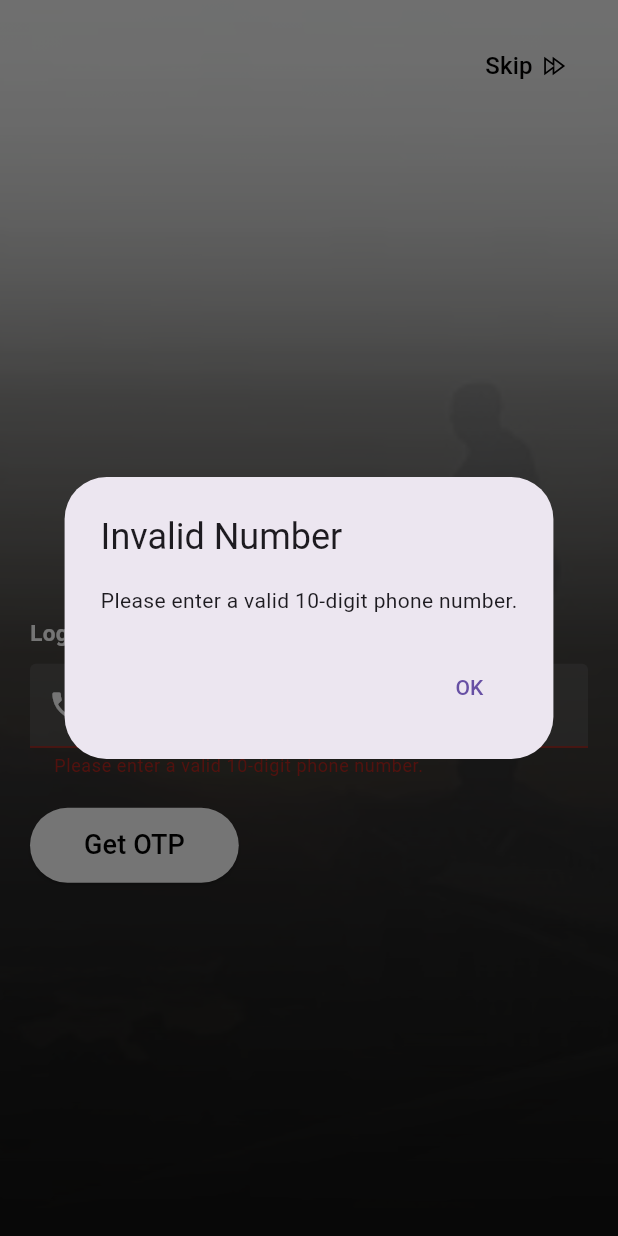
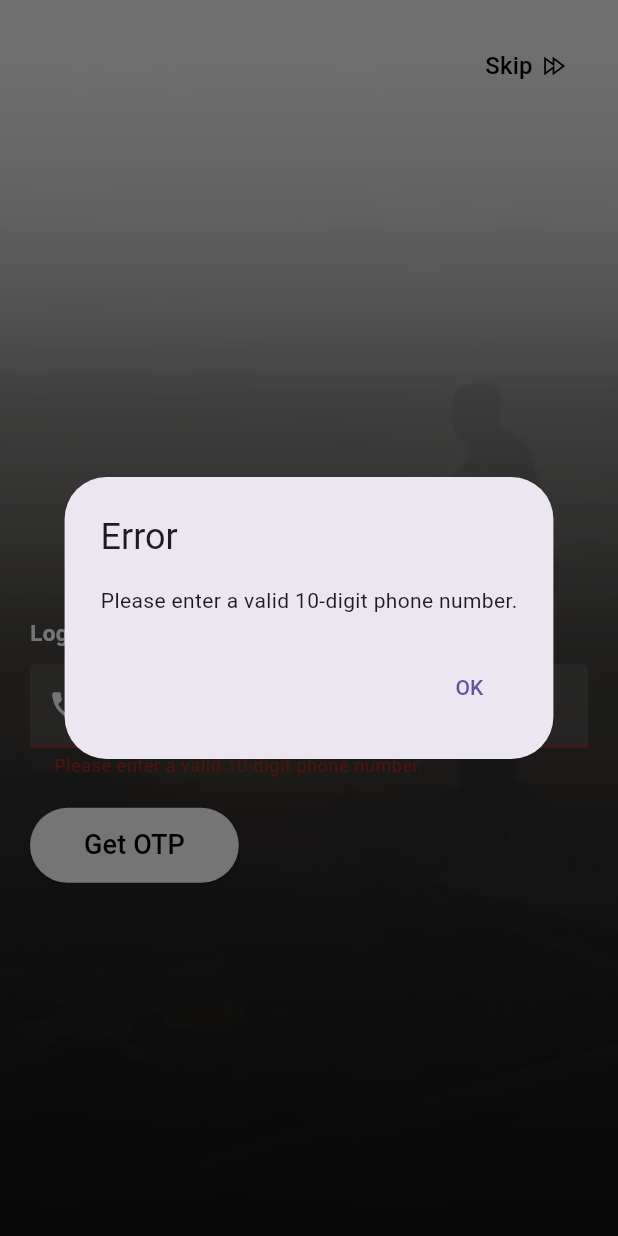
Before and after one commit to Kunal-63/NamoWaveAI, a Flutter app: the screen it shows after launch, after a tap on "Get OTP", on a phone screen of 412 x 824 dp. Run offline on Flutter 3.47's test engine with Material 3 defaults, Android fonts, the phone set to English and light mode, and no system bars; drawn by our look-alikes of carousel_slider; our stand-ins replace dotted_border, google_nav_bar, image_cropper, image_picker, line_awesome_flutter, pinput.

Commit message:
login fastapi done

```diff
--- a/lib/main.dart
+++ b/lib/main.dart
@@ -1,21 +1,15 @@
 import 'package:flutter/material.dart';
+
 import 'package:theog/pages/ProfilePicture.dart';
 import 'package:theog/pages/home_screen.dart';
-// import 'package:theog/pages/landing_screen.dart';
-// import 'package:theog/pages/landing_screen.dart';
+
 import 'package:theog/pages/login.dart';
 import 'package:theog/pages/otp.dart';
 import 'package:theog/pages/ProfileScreenWidget.dart';
 import 'package:theog/pages/register_screen.dart';
 import 'package:theog/pages/SearchScreenWidget.dart';
-import 'package:firebase_core/firebase_core.dart';
-// import 'package:tesing/pages/landing_screen.dart';
-//
-// import 'package:ssip/pages/first.dart';
 
 void main() {
-  WidgetsFlutterBinding.ensureInitialized();
-  Firebase.initializeApp();
   runApp(const MyApp());
 }
 
--- a/lib/pages/login.dart
+++ b/lib/pages/login.dart
@@ -1,6 +1,7 @@
 import 'package:flutter/material.dart';
 import 'package:carousel_slider/carousel_slider.dart';
 import 'package:line_awesome_flutter/line_awesome_flutter.dart';
+import 'package:http/http.dart' as http;
 
 class LoginScreen extends StatefulWidget {
   @override
@@ -18,13 +19,13 @@ class _LoginScreenState extends State<LoginScreen> {
   final TextEditingController _phoneNumberController = TextEditingController();
   final _formKey = GlobalKey<FormState>();
 
-  void _showInvalidNumberPopup() {
+  void _showInvalidNumberPopup(String message, String error) {
     showDialog(
       context: context,
       builder: (context) {
         return AlertDialog(
-          title: Text('Invalid Number'),
-          content: Text('Please enter a valid 10-digit phone number.'),
+          title: Text('Error'),
+          content: Text(message),
           actions: [
             TextButton(
               onPressed: () {
@@ -36,6 +37,17 @@ class _LoginScreenState extends State<LoginScreen> {
         );
       },
     );
+  }
+
+  Future<Map<String, dynamic>> sendOtpAPI(String phoneNumber) async {
+    final response = await http.post(
+      Uri.parse('http://192.168.1.13:8000/send_otp'),
+      body: {'phone_number': phoneNumber},
+    );
+
+    return response.statusCode == 200
+        ? {'message': 'OTP sent successfully'}
+        : {'message': 'Unable to send OTP', 'error': 'INVALID_NUMBER'};
   }
 
   @override
@@ -136,6 +148,7 @@ class _LoginScreenState extends State<LoginScreen> {
                               value.length != 10) {
                             return 'Please enter a valid 10-digit phone number.';
                           }
+
                           return null;
                         },
                         decoration: InputDecoration(
@@ -167,15 +180,25 @@ class _LoginScreenState extends State<LoginScreen> {
                     ),
                     SizedBox(height: 20.0),
                     ElevatedButton(
-                      onPressed: () {
+                      onPressed: () async {
                         if (_formKey.currentState!.validate()) {
-                          Navigator.pushNamed(context, '/otp');
+                          final response =
+                              await sendOtpAPI(_phoneNumberController.text);
+
+                          if (response['error'] == 'INVALID_NUMBER') {
+                            _showInvalidNumberPopup(
+                                response['message'], response['error']);
+                          } else {
+                            Navigator.pushNamed(context, '/otp');
+                          }
                         } else {
-                          _showInvalidNumberPopup();
+                          _showInvalidNumberPopup(
+                              'Please enter a valid 10-digit phone number.',
+                              'INVALID_NUMBER');
                         }
                       },
                       style: ElevatedButton.styleFrom(
-                        primary: Colors.white,
+                        backgroundColor: Colors.white,
                         shape: RoundedRectangleBorder(
                           borderRadius: BorderRadius.circular(30.0),
                         ),
--- a/lib/pages/otp.dart
+++ b/lib/pages/otp.dart
@@ -1,5 +1,6 @@
 import 'package:flutter/material.dart';
 import 'package:pinput/pinput.dart';
+// import 'package:firebase_auth/firebase_auth.dart';
 
 class OtpScreen extends StatelessWidget {
   const OtpScreen({Key? key}) : super(key: key);
@@ -102,7 +103,7 @@ class OtpScreen extends StatelessWidget {
                 const SizedBox(height: 20),
                 ElevatedButton(
                   onPressed: () {
-                    Navigator.pushNamed(context, '/register');
+                    // Navigator.pushNamed(context, '/register');
                   },
                   child: const Text(
                     "Verify",
--- a/pubspec.yaml
+++ b/pubspec.yaml
@@ -40,8 +40,8 @@ dependencies:
   google_nav_bar: ^5.0.6
   image_cropper: ^5.0.1
   dotted_border: ^2.1.0
-  permission_handler: ^11.0.1
-  firebase_core: ^2.24.2
+  http: ^1.1.0
+
 
 dev_dependencies:
   flutter_test:
```
Also changed, not shown: pubspec.lock, 10 other files.
